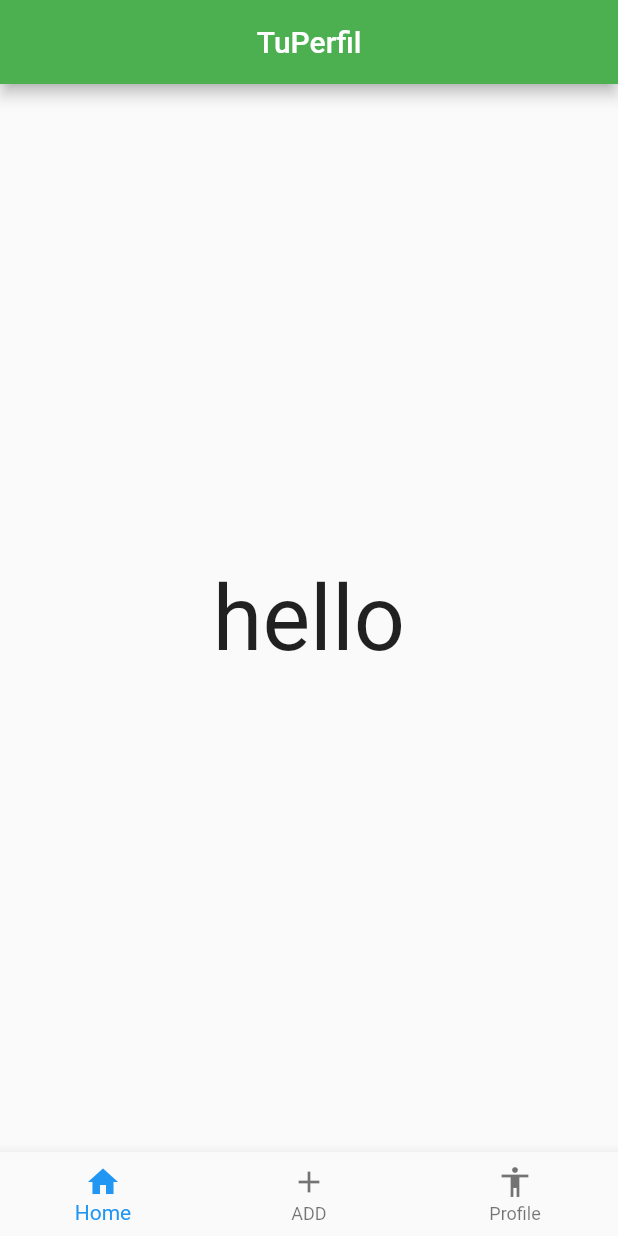
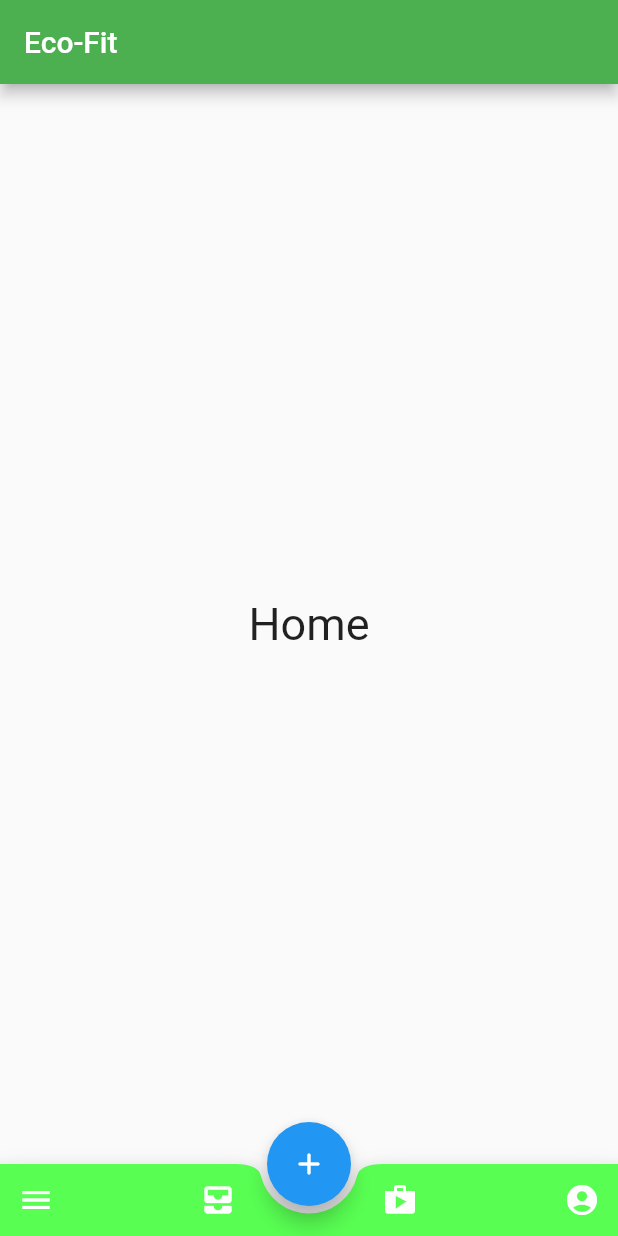
Before and after one commit to Danmunozbe/eco_fit, a Flutter app: the screen it shows after launch, on a phone screen of 412 x 824 dp. Run offline on Flutter 3.47's test engine with Material 2 defaults, Android fonts, the phone set to English and light mode, and no system bars.

Commit message:
commit Barra de abajo

```diff
--- a/lib/main.dart
+++ b/lib/main.dart
@@ -1,45 +1,106 @@
 import 'package:flutter/material.dart';
 import 'dart:math';
 void main(){
-  runApp(const MyApp());
+  runApp(MyApp());
 }
-class MyApp extends StatelessWidget {
+class MyApp extends StatefulWidget {
   const MyApp({Key? key}) : super(key: key);
+  @override
+  _MyAppState createState() => _MyAppState();
+}
+
+class _MyAppState extends State<MyApp> {
+  int _paginaActual=0;
+  final List<Widget>_paginas=[
+    const PaginaHome(),
+    const Armario(),
+    const Laundry(),
+    const Profile(),
+  ];
   @override
   Widget build(BuildContext context) {
     return MaterialApp(
+      debugShowCheckedModeBanner: false,
       home: Scaffold(
         appBar: AppBar(
           backgroundColor: Colors.green,
-          centerTitle: true,
-          title: const Text("TuPerfil"),
+          title: const Text("Eco-Fit"),
           ),
-        bottomNavigationBar: BottomNavigationBar(
-          currentIndex: 0,
-          items: const[
-            BottomNavigationBarItem(
-              icon: Icon(Icons.home),
-              label: "Home"),
-              BottomNavigationBarItem(
-              icon: Icon(Icons.add),
-              label: "ADD"),
-              BottomNavigationBarItem(
-              icon: Icon(Icons.accessibility),
-              label: "Profile",
-              backgroundColor: Colors.red),
-          ],
+        floatingActionButton:FloatingActionButton( //Floating action button on Scaffold
+            onPressed: (){
+               showDialog(context: context, builder: (context)=>AlertDialog(
+                 title: const Text("XDDD"),
+                 actions: [
+                   TextButton(onPressed: ()=>Navigator.pop(context), child: Text("OK lol"))
+                 ],
+                )
+               );
+            },
+            child: const Icon(Icons.add_rounded), //icon inside button
         ),
-        body: const Center(
-          child: Text(
-            "hello",
-            style: TextStyle(fontSize: 60),
+
+        floatingActionButtonLocation: FloatingActionButtonLocation.centerDocked,
+        //floating action button position to center
+
+        bottomNavigationBar: BottomAppBar( //bottom navigation bar on scaffold
+          color:const Color.fromARGB(255, 88, 255, 82),
+          shape: const CircularNotchedRectangle(), //shape of notch
+          notchMargin: 5, //notche margin between floating button and bottom appbar
+          child: Row( //children inside bottom appbar
+            mainAxisSize: MainAxisSize.max,
+            mainAxisAlignment: MainAxisAlignment.spaceBetween,
+            children: <Widget>[
+              IconButton(icon: const Icon(Icons.menu, color: Colors.white,), onPressed: () {setState(()=>{_paginaActual=0});},),
+              IconButton(icon: const Icon(Icons.all_inbox, color: Colors.white,), onPressed: () {setState(()=>{_paginaActual=1});},),
+              IconButton(icon: const Icon(Icons.shop, color: Colors.white,), onPressed: () {setState(()=>{_paginaActual=2});},),
+              IconButton(icon: const Icon(Icons.account_circle, color: Colors.white,), onPressed: () {setState(()=>{_paginaActual=3});},),
+            ],
           ),
         ),
+        body: _paginas[_paginaActual],
       ),
     ) ;
   }
 }
-  randomColor() {
-    return Colors.primaries[Random().nextInt(Colors.primaries.length)]
-                  [Random().nextInt(9) * 100];
+
+class PaginaHome extends StatelessWidget {
+  const PaginaHome({Key? key}) : super(key: key);
+
+  @override
+  Widget build(BuildContext context) {
+    return const Center(
+      child: Text("Home",style: TextStyle(fontSize: 30),),
+    );
   }
+}
+
+class Profile extends StatelessWidget {
+  const Profile({Key? key}) : super(key: key);
+
+  @override
+  Widget build(BuildContext context) {
+    return const Center(
+      child: Text("Profile",style: TextStyle(fontSize: 30),),
+    );
+  }
+}
+class Laundry extends StatelessWidget {
+  const Laundry({Key? key}) : super(key: key);
+
+  @override
+  Widget build(BuildContext context) {
+    return const Center(
+      child: Text("Laundry",style: TextStyle(fontSize: 30),),
+    );
+  }
+}
+class Armario extends StatelessWidget {
+  const Armario({Key? key}) : super(key: key);
+
+  @override
+  Widget build(BuildContext context) {
+    return const Center(
+      child: Text("Armario",style: TextStyle(fontSize: 30),),
+    );
+  }
+}
```
